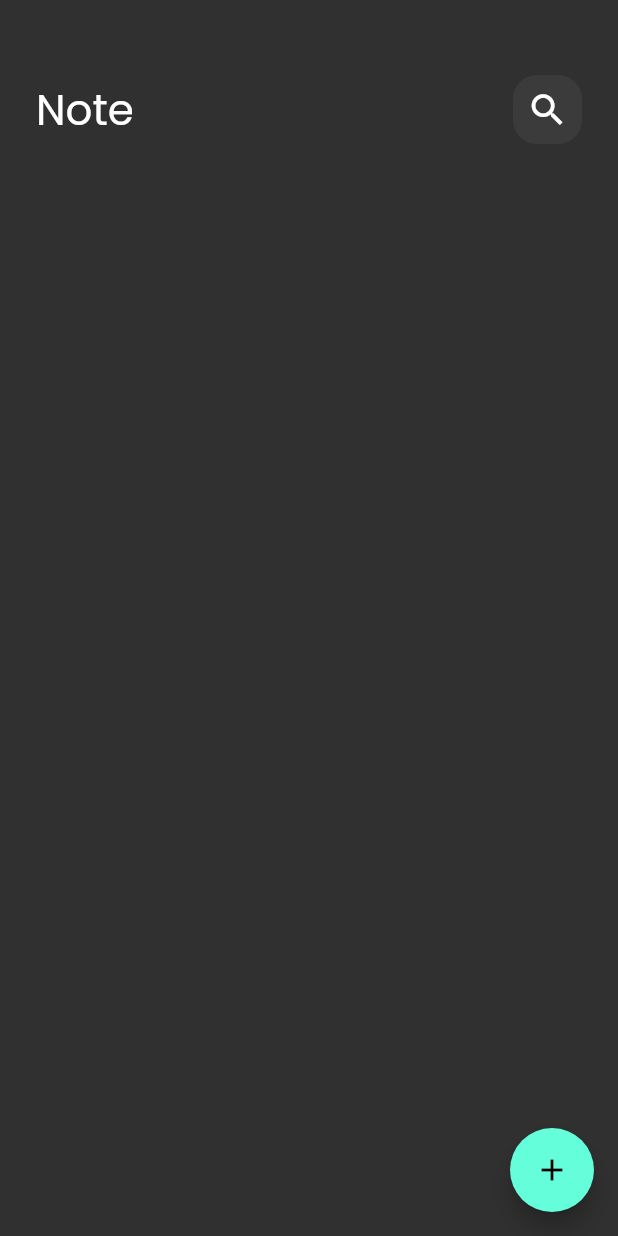
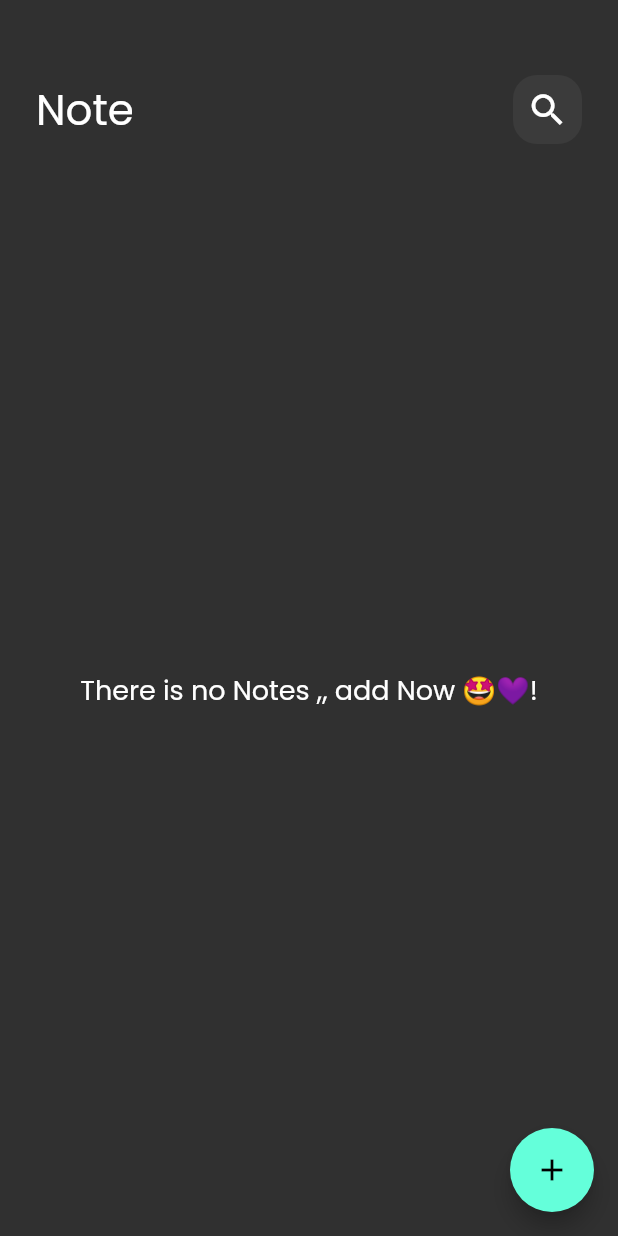
Before and after one commit to hadiaHani/note-app, a Flutter app: the screen it shows after launch, on a phone screen of 412 x 824 dp. Run offline on Flutter 3.47's test engine with Material 2 defaults, Android fonts, the phone set to English and light mode, and no system bars; our stand-ins replace flutter_bloc, hive, hive_flutter; accounts and stored records are empty.

Commit message:
delete and refresh notes

```diff
--- a/lib/cubits/cubit/notes_cubit.dart
+++ b/lib/cubits/cubit/notes_cubit.dart
@@ -13,5 +13,6 @@ class NotesCubit extends Cubit<NotesState> {
     var notesBox = Hive.box<NoteModel>(kNotesBox);
 
     notes = notesBox.values.toList();
+    emit(NotesSuccess());
   }
 }
--- a/lib/cubits/cubit/notes_state.dart
+++ b/lib/cubits/cubit/notes_state.dart
@@ -3,3 +3,5 @@ part of 'notes_cubit.dart';
 abstract class NotesState {}
 
 class NotesInitial extends NotesState {}
+
+class NotesSuccess extends NotesState {}
--- a/lib/main.dart
+++ b/lib/main.dart
@@ -3,6 +3,7 @@ import 'package:flutter_bloc/flutter_bloc.dart';
 import 'package:hive_flutter/adapters.dart';
 import 'package:note_app/constant.dart';
 import 'package:note_app/cubits/add_note_cubit/add_note_cubit.dart';
+import 'package:note_app/cubits/cubit/notes_cubit.dart';
 import 'package:note_app/model/note_model.dart';
 import 'package:note_app/simple_bloc_observer.dart';
 import 'package:note_app/views/note_view.dart';
@@ -26,10 +27,13 @@ class MyApp extends StatelessWidget {
   // This widget is the root of your application.
   @override
   Widget build(BuildContext context) {
-    return MaterialApp(
-      debugShowCheckedModeBanner: false,
-      theme: ThemeData(fontFamily: "Poppins", brightness: Brightness.dark),
-      home: const NotesView(),
+    return BlocProvider(
+      create: (context) => NotesCubit(),
+      child: MaterialApp(
+        debugShowCheckedModeBanner: false,
+        theme: ThemeData(fontFamily: "Poppins", brightness: Brightness.dark),
+        home: const NotesView(),
+      ),
     );
   }
 }
--- a/lib/views/note_view.dart
+++ b/lib/views/note_view.dart
@@ -1,5 +1,6 @@
 import 'package:flutter/material.dart';
 import 'package:flutter_bloc/flutter_bloc.dart';
+import 'package:intl/intl.dart';
 import 'package:note_app/cubits/add_note_cubit/add_note_cubit.dart';
 import 'package:note_app/cubits/cubit/notes_cubit.dart';
 import 'package:note_app/model/note_model.dart';
@@ -12,9 +13,7 @@ class NotesView extends StatelessWidget {
 
   @override
   Widget build(BuildContext context) {
-    return BlocProvider(
-      create: (context) => NotesCubit(),
-      child: Scaffold(
+    return Scaffold(
       floatingActionButton: FloatingActionButton(
         onPressed: () {
           showModalBottomSheet(
@@ -29,7 +28,6 @@ class NotesView extends StatelessWidget {
         child: const Icon(Icons.add),
       ),
       body: const NotesViewBody(),
-      ),
     );
   }
 }
@@ -45,6 +43,8 @@ class CustomBottomSheet extends StatelessWidget {
           if (state is AddNoteFauiler) {
             debugPrint("error is ${state.errMessage}");
           } else if (state is AddNoteSuccess) {
+            BlocProvider.of<NotesCubit>(context).fetchNotes();
+
             Navigator.pop(context);
           }
         },
@@ -112,11 +112,15 @@ class _AddNoteFormState extends State<AddNoteForm> {
               onTap: () {
                 if (formKey.currentState!.validate()) {
                   formKey.currentState!.save();
+                  var currentDate = DateTime.now();
 
+                  var formatedCurrenteDate =
+                      DateFormat.yMd().add_jm().format(currentDate);
                   var note = NoteModel(
                       title: title!,
                       subTitle: subTitle!,
-                      date: DateTime.now().toString(),
+                      date:
+                          formatedCurrenteDate /*DateTime.now().toString().substring(0, 10)*/,
                       color: Colors.blue.value);
                   BlocProvider.of<AddNoteCubit>(context).addNote(note);
                 } else {
--- a/lib/widgits/custom_widgit.dart
+++ b/lib/widgits/custom_widgit.dart
@@ -64,7 +64,7 @@ Widget customSearchIcon(IconData icon) {
   );
 }
 
-Widget noteItem(BuildContext context) {
+Widget noteItem(BuildContext context, NoteModel note) {
   return GestureDetector(
     onTap: () {
       Navigator.push(context, MaterialPageRoute(builder: (context) {
@@ -74,21 +74,24 @@ Widget noteItem(BuildContext context) {
     child: Container(
       padding: const EdgeInsets.only(left: 16, top: 24, bottom: 24),
       decoration: BoxDecoration(
-          color: const Color(0xff537D8D),
-          borderRadius: BorderRadius.circular(16)),
+          color: Color(note.color), borderRadius: BorderRadius.circular(16)),
       child: Column(
         crossAxisAlignment: CrossAxisAlignment.end,
         children: [
           ListTile(
-            title: const Text(
-              "Flutter tips",
-              style: TextStyle(
+            title: Text(
+              note.title,
+              style: const TextStyle(
                 color: Colors.black,
                 fontSize: 26,
               ),
             ),
             trailing: IconButton(
-                onPressed: () {},
+                onPressed: () {
+                  note.delete();
+
+                  BlocProvider.of<NotesCubit>(context).fetchNotes();
+                },
                 icon: const Icon(
                   Icons.delete,
                   color: Colors.black,
@@ -97,7 +100,7 @@ Widget noteItem(BuildContext context) {
             subtitle: Padding(
               padding: const EdgeInsets.symmetric(vertical: 16),
               child: Text(
-                "Build your career with tharwat samy",
+                note.subTitle,
                 style: TextStyle(
                   fontSize: 18,
                   color: Colors.black.withOpacity(.4),
@@ -108,7 +111,7 @@ Widget noteItem(BuildContext context) {
           Padding(
             padding: const EdgeInsets.symmetric(horizontal: 24),
             child: Text(
-              "May 22 , 2022",
+              note.date,
               style: TextStyle(
                 color: Colors.black.withOpacity(.4),
               ),
@@ -126,13 +129,19 @@ Widget notesListView() {
       List<NoteModel> notes = BlocProvider.of<NotesCubit>(context).notes ?? [];
       return Padding(
         padding: const EdgeInsets.symmetric(vertical: 16.0),
-        child: ListView.builder(
-            itemCount: notes.length,
-            padding: EdgeInsets.zero,
-            itemBuilder: (context, index) => Padding(
-                  padding: const EdgeInsets.symmetric(vertical: 8.0),
-                  child: noteItem(context),
-                )),
+        child: notes.isEmpty
+            ? const Center(
+                child: Text(
+                "There is no Notes ,, add Now 🤩💜!",
+                style: TextStyle(fontSize: 18),
+              ))
+            : ListView.builder(
+                itemCount: notes.length,
+                padding: EdgeInsets.zero,
+                itemBuilder: (context, index) => Padding(
+                      padding: const EdgeInsets.symmetric(vertical: 8.0),
+                      child: noteItem(context, notes[index]),
+                    )),
       );
     },
   );
```
Also changed, not shown: pubspec.yaml (+6 -5 lines), pubspec.lock. Lines whose indentation alone changed are shown as unchanged.
